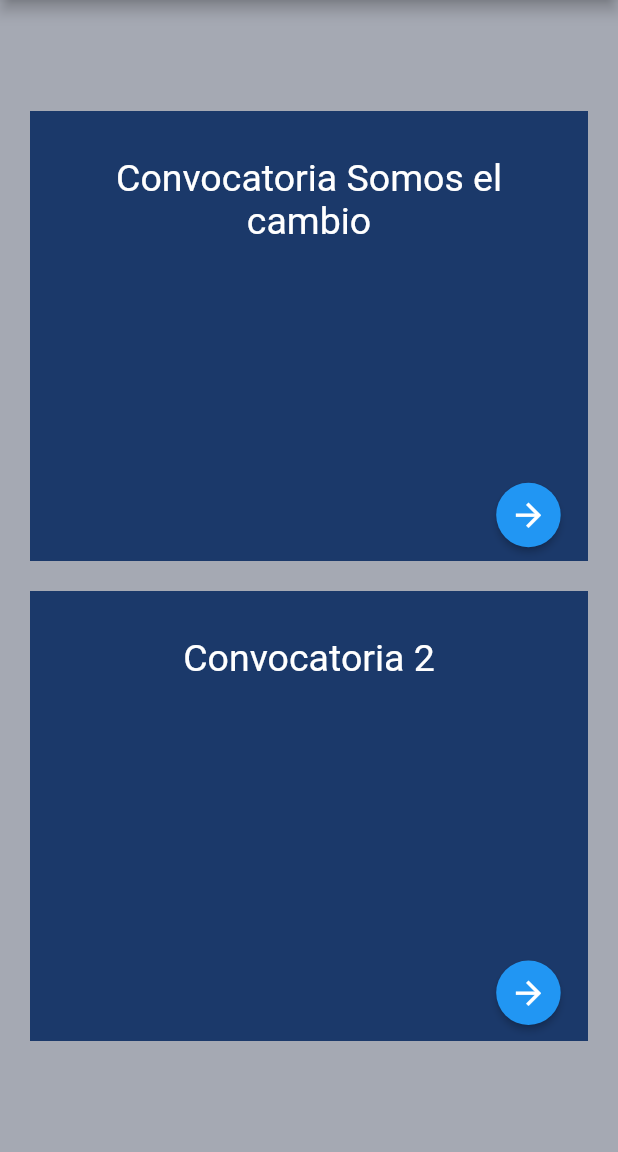
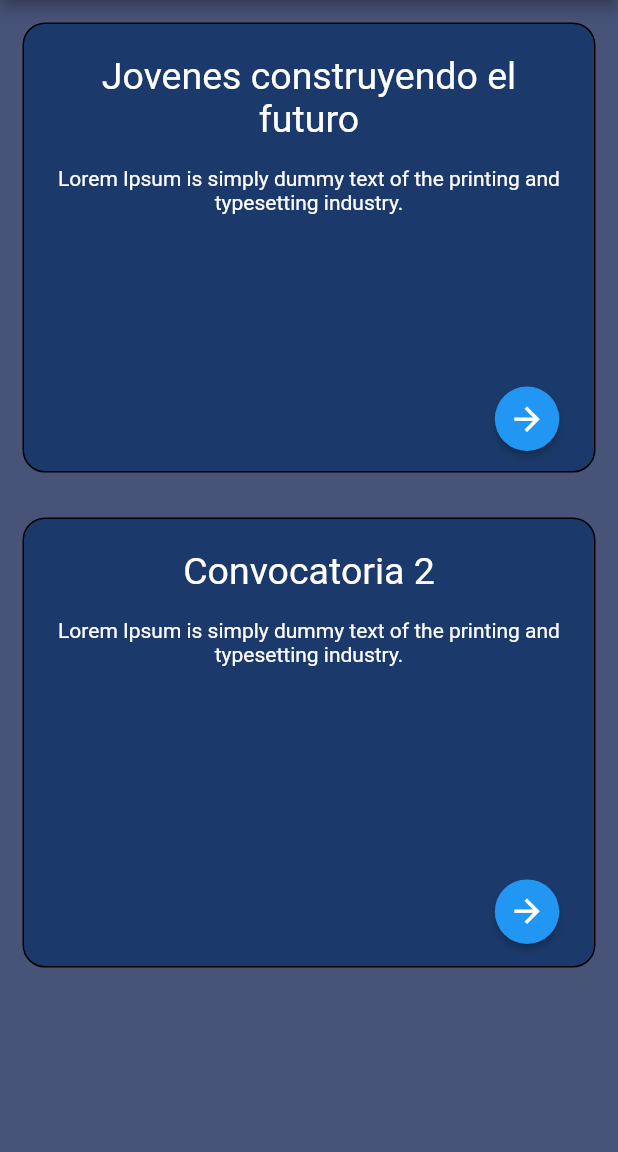
Before and after one commit to Rog319/convocatorias_examen, a Flutter app: the screen it shows after launch, in the side drawer, after a tap on "Convocatorias", on a phone screen of 412 x 824 dp, the part 84-1236 px from its top. Run offline on Flutter 3.47's test engine with Material 2 defaults, Android fonts, the phone set to English and light mode, and no system bars; missing offline and left inert: syncfusion_flutter_pdfviewer.

Commit message:
modificacion convocatoria2 con listView y leer datos de archivos json
La modificacion principal fue que hice un poco mas dinamica la creacion de las miniaturas de las convocatorias con un ListView.builder y ademas hice que los datos sean leidos desde un archivo json.

```diff
--- /dev/null
+++ b/assets/convocatorias.json
@@ -0,0 +1,16 @@
+{
+    "convocatorias": [
+        {
+            "titulo":"Jovenes construyendo el futuro",
+            "descripcion":"Lorem Ipsum is simply dummy text of the printing and typesetting industry.",
+            "id_img":"01",
+            "pdf":"https://www.ensenada.tecnm.mx/wp-content/uploads/2022/01/109677-Convocatoria-SECJOVEN2022.pdf"
+        },
+        {
+            "titulo":"Convocatoria 2",
+            "descripcion":"Lorem Ipsum is simply dummy text of the printing and typesetting industry.",
+            "id_img":"02",
+            "pdf":"https://www.ensenada.tecnm.mx/wp-content/uploads/2022/01/109677-Convocatoria-SECJOVEN2022.pdf"
+        }
+    ]
+  }
--- a/lib/main.dart
+++ b/lib/main.dart
@@ -2,7 +2,7 @@ import 'package:flutter/material.dart';
 
 import 'pages/home_page.dart';
 
-void main() {
+void main() async {
   runApp(const MyApp());
 }
 
--- a/lib/pages/convocatoria.dart
+++ /dev/null
@@ -1,97 +0,0 @@
-import 'package:examen_prueba01/pages/pdf.dart';
-import 'package:flutter/material.dart';
-
-class Convocatoria extends StatefulWidget {
-  const Convocatoria({Key? key}) : super(key: key);
-
-  @override
-  State<Convocatoria> createState() => _ConvocatoriaState();
-}
-
-class _ConvocatoriaState extends State<Convocatoria> {
-  @override
-  Widget build(BuildContext context) {
-    return Column(
-      children: [
-        Container(
-          margin: const EdgeInsets.all(10),
-          color: const Color(0xff1b396a),
-          width: 700,
-          height: 300,
-          child: Column(
-              mainAxisAlignment: MainAxisAlignment.spaceEvenly,
-              children: [
-                const Padding(
-                  padding: EdgeInsets.all(30.0),
-                  child: Text(
-                    'Convocatoria Somos el cambio',
-                    textAlign: TextAlign.center,
-                    style: TextStyle(
-                      color: Color.fromARGB(255, 255, 255, 255),
-                      fontSize: 25,
-                    ),
-                  ),
-                ),
-                Expanded(
-                  child: Container(
-                      color: const Color(0xff1b396a),
-                      child: Align(
-                        //Alinearlo abajo a la derecha
-                        alignment: const Alignment(0.95, 0.9),
-                        child: ElevatedButton(
-                            style: ElevatedButton.styleFrom(
-                                shape: const CircleBorder(),
-                                padding: const EdgeInsets.all(9)),
-                            onPressed: () {
-                              Navigator.of(context).push(MaterialPageRoute(
-                                  builder: (context) => const PDF()));
-                            },
-                            child: const Icon(Icons.arrow_forward, size: 25,)),
-                      )),
-                )
-              ]),
-        ),
-        Column(children: [
-          Container(
-            margin: const EdgeInsets.all(10),
-            color: const Color(0xff1b396a),
-            width: 700,
-            height: 300,
-            child: Column(
-                mainAxisAlignment: MainAxisAlignment.spaceEvenly,
-                children: [
-                  const Padding(
-                    padding: EdgeInsets.all(30.0),
-                    child: Text(
-                      'Convocatoria 2',
-                      textAlign: TextAlign.center,
-                      style: TextStyle(
-                        color: Color.fromARGB(255, 255, 255, 255),
-                        fontSize: 25,
-                      ),
-                    ),
-                  ),
-                  Expanded(
-                    child: Container(
-                        color: const Color(0xff1b396a),
-                        child: Align(
-                          //Alinearlo abajo a la derecha
-                          alignment: const Alignment(0.95, 0.9),
-                          child: ElevatedButton(
-                              style: ElevatedButton.styleFrom(
-                                  shape: const CircleBorder(),
-                                  padding: const EdgeInsets.all(9)),
-                              onPressed: () {
-                                Navigator.of(context).push(MaterialPageRoute(
-                                    builder: (context) => const PDF()));
-                              },
-                              child: const Icon(Icons.arrow_forward, size: 25)),
-                        )),
-                  )
-                ]),
-          ),
-        ])
-      ],
-    );
-  }
-}
--- /dev/null
+++ b/lib/pages/convocatoria2.dart
@@ -0,0 +1,108 @@
+import 'dart:convert';
+import 'dart:core';
+
+import 'package:flutter/material.dart';
+import 'package:flutter/services.dart';
+
+import 'pdf.dart';
+
+class Convocatoria2 extends StatefulWidget {
+  const Convocatoria2({Key? key}) : super(key: key);
+
+  @override
+  State<Convocatoria2> createState() => _Convocatoria2State();
+}
+
+class _Convocatoria2State extends State<Convocatoria2> {
+  @override
+  void initState() {
+    super.initState();
+    WidgetsBinding.instance!.addPostFrameCallback((_) => leerJson(context));
+  }
+
+  List convocatorias = [];
+
+  Future<void> leerJson(BuildContext context) async {
+    final String datosLeidos =
+        await rootBundle.loadString('assets/convocatorias.json');
+    final datosDecodificados = await json.decode(datosLeidos);
+    setState(() {
+      convocatorias = datosDecodificados["convocatorias"];
+    });
+  }
+
+  @override
+  Widget build(BuildContext context) {
+    return Scaffold(
+      backgroundColor: const Color(0xff485378),
+      body: Stack(children: <Widget>[
+        ListView.builder(
+          itemBuilder: listaConvocatorias,
+          itemCount: convocatorias.length,
+        ),
+      ]),
+    );
+  }
+
+  Widget listaConvocatorias(BuildContext context, int index) {
+    //Miniatura convocatoria
+    return Container(
+      decoration: BoxDecoration(
+          color: const Color(0xff1b396a),
+          border: Border.all(color: Colors.black),
+          borderRadius: BorderRadius.circular(15)),
+      width: 700,
+      height: 300,
+      margin: const EdgeInsets.all(15),
+      padding: const EdgeInsets.all(5),
+      child:
+          Column(mainAxisAlignment: MainAxisAlignment.spaceEvenly, children: [
+        // Titulo de la convocatoria
+        Padding(
+          padding: const EdgeInsets.all(15),
+          child: Text(
+            convocatorias[index]['titulo'],
+            textAlign: TextAlign.center,
+            style: const TextStyle(
+              color: Colors.white,
+              fontSize: 25,
+            ),
+          ),
+        ),
+        // Descripcion de la convocatoria
+        Padding(
+          padding: const EdgeInsets.all(2),
+          child: Text(
+            convocatorias[index]['descripcion'],
+            textAlign: TextAlign.center,
+            style: const TextStyle(
+              color: Colors.white,
+            ),
+          ),
+        ),
+        //Boton para abrir PDF de la convocatoria
+        Expanded(
+          child: Container(
+              color: const Color(0xff1b396a),
+              child: Align(
+                //Alinearlo abajo a la derecha
+                alignment: const Alignment(0.95, 0.9),
+                child: ElevatedButton(
+                    style: ElevatedButton.styleFrom(
+                        shape: const CircleBorder(),
+                        padding: const EdgeInsets.all(9)),
+                    onPressed: () {
+                      String linkPDF = convocatorias[index]['pdf'];
+                      Navigator.of(context).push(MaterialPageRoute(
+                          builder: (context) => PDF(linkPDF)));
+                    },
+                    child: const Icon(
+                      Icons.arrow_forward,
+                      size: 25,
+                    )),
+              )),
+        )
+      ]),
+    );
+  }
+}
--- a/lib/pages/convocatorias.dart
+++ b/lib/pages/convocatorias.dart
@@ -1,4 +1,4 @@
-import 'package:examen_prueba01/pages/convocatoria.dart';
+import 'package:examen_prueba01/pages/convocatoria2.dart';
 import 'package:flutter/material.dart';
 import '/pages/sidebar.dart';
 
@@ -22,18 +22,8 @@ class _ConvocatoriasState extends State<Convocatorias> {
         child: SideBar(),
       ),
       backgroundColor: const Color.fromARGB(255, 165, 169, 179),
-      body: Center(
-        child: SingleChildScrollView(
-          physics: const AlwaysScrollableScrollPhysics(),
-          padding: const EdgeInsets.symmetric(
-            horizontal: 10,
-            vertical: 5,
-          ),
-          child: Container(
-            color: const Color.fromARGB(1, 72, 83, 120),
-            child: const Convocatoria(),
-          ),
-        ),
+      body: const Center(
+        child: Convocatoria2(),
       ),
     );
   }
--- a/lib/pages/pdf.dart
+++ b/lib/pages/pdf.dart
@@ -1,8 +1,11 @@
 import 'package:flutter/material.dart';
 import 'package:syncfusion_flutter_pdfviewer/pdfviewer.dart';
 
+// ignore: must_be_immutable
 class PDF extends StatefulWidget {
-  const PDF({Key? key}) : super(key: key);
+  String linkPdf;
+  // ignore: use_key_in_widget_constructors
+  PDF(this.linkPdf);
 
   @override
   State<PDF> createState() => _PDFState();
@@ -17,7 +20,7 @@ class _PDFState extends State<PDF> {
         title: const Text('Convocatoria 1'),
       ),
       body: SfPdfViewer.network(
-        'https://www.ensenada.tecnm.mx/wp-content/uploads/2022/01/109677-Convocatoria-SECJOVEN2022.pdf',
+        widget.linkPdf,
       ),
     );
   }
--- a/pubspec.yaml
+++ b/pubspec.yaml
@@ -60,8 +60,8 @@ flutter:
   uses-material-design: true
 
   # To add assets to your application, add an assets section, like this:
-  # assets:
-  #   - images/a_dot_burr.jpeg
+  assets:
+   - assets/convocatorias.json
   #   - images/a_dot_ham.jpeg
 
   # An image asset can refer to one or more resolution-specific "variants", see
```
Also changed, not shown: assets/img/Convocatoria01.png (added).
